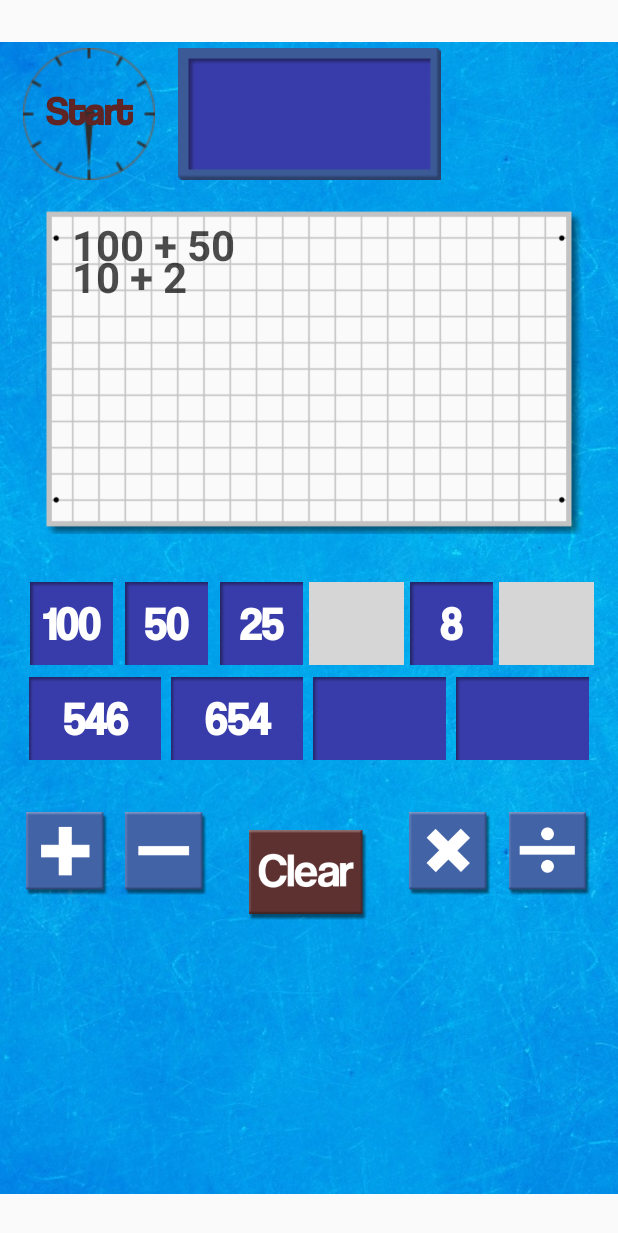
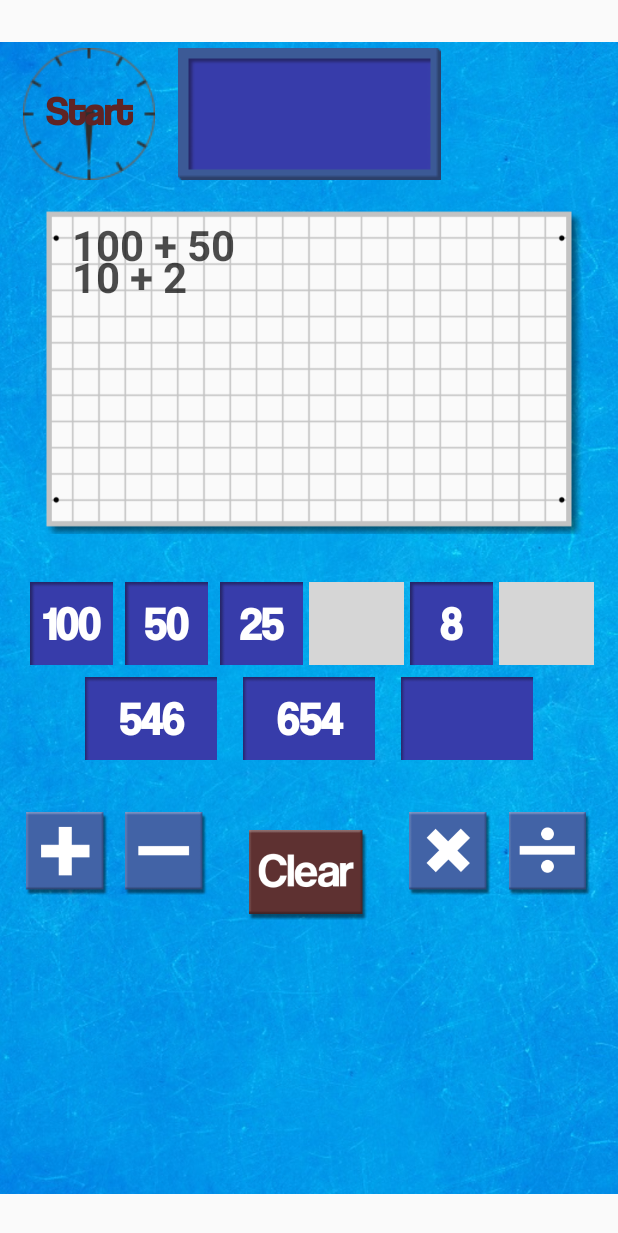
Before and after one commit to PenneySoft/Numbers-Round, an Android app: the layout activity_main.xml on its own in the app's theme, with its tools: preview values and no code run, on a phone screen of 412 x 824 dp. Shown: the top 1233 px of the screen. Run offline under Robolectric (Android 15) with nearby library versions, the phone set to English and light mode, and no system bars; Roboto replaces fonts that are not available here; grey boxes are pictures that could not be loaded.

Commit message:
4th upload.
Pics and textviews. Branched.
Background position and size fixed.
All tiles and text workign eventually, keep emulating.
Making picker screen buttons.
Buttons basically assembled.
Writing the code for the number picking screen first.
Game will start now, just make a method to clear screen and show game screen. Don't forget clock hand hide and go button show. We only want the random num tiles shown, make all orig tiles blue as this will also be used in our replay method, which will pick new numbers but of the same size. Need a button that goes back to picker screen.
Picks numbers based on random tiles chosen. But onClick doing weird things to background.
Parralax scrolling added.

Working well. Now paste the equation code. And work out the history and clear code.
(Font updated)

```diff
--- a/app/src/main/java/com/Dev13B/NumbersRound/MainActivity.java
+++ b/app/src/main/java/com/Dev13B/NumbersRound/MainActivity.java
@@ -698,6 +698,7 @@ public class MainActivity extends AppCompatActivity {
                 easyAnswerTS = new TreeSet<Integer>();
 
                 for (int i=0; i<origArr.length; i++){
+                    easyAnswerTS.add(origArr[i]);
                     for (int j=i+1; j<origArr.length; j++){
 
                         easyAnswerTS.add(origArr[i] + origArr[j]);
--- a/app/src/main/res/layout/activity_main.xml
+++ b/app/src/main/res/layout/activity_main.xml
@@ -774,8 +774,10 @@
 
             <LinearLayout
                 android:id="@+id/sumTileLinear"
-                android:layout_width="match_parent"
+                android:layout_width="0dp"
                 android:layout_height="match_parent"
+                android:layout_marginStart="32dp"
+                android:layout_marginEnd="32dp"
                 android:orientation="horizontal"
                 app:layout_constraintEnd_toEndOf="parent"
                 app:layout_constraintStart_toStartOf="parent">
@@ -801,24 +803,24 @@
                     android:layout_weight="1"
                     app:srcCompat="@drawable/combined" />
 
-                <ImageView
-                    android:id="@+id/sum3"
-                    android:layout_width="88dp"
-                    android:layout_height="55dp"
-                    android:layout_weight="1"
-                    app:srcCompat="@drawable/combined" />
             </LinearLayout>
 
             <LinearLayout
                 android:id="@+id/sumTextLinear"
                 android:layout_width="match_parent"
                 android:layout_height="match_parent"
-                android:orientation="horizontal">
+                android:layout_marginStart="32dp"
+                android:layout_marginEnd="32dp"
+                android:orientation="horizontal"
+                app:layout_constraintEnd_toEndOf="parent"
+                app:layout_constraintStart_toStartOf="parent">
 
                 <TextView
                     android:id="@+id/sumTV0"
                     android:layout_width="80dp"
                     android:layout_height="55dp"
+                    android:layout_marginLeft="4dp"
+                    android:layout_marginRight="4dp"
                     android:layout_weight="1"
                     android:fontFamily="@font/coolveticaa"
                     android:gravity="center"
@@ -831,6 +833,8 @@
                     android:id="@+id/sumTV1"
                     android:layout_width="80dp"
                     android:layout_height="55dp"
+                    android:layout_marginLeft="4dp"
+                    android:layout_marginRight="4dp"
                     android:layout_weight="1"
                     android:fontFamily="@font/coolveticaa"
                     android:gravity="center"
@@ -843,17 +847,8 @@
                     android:id="@+id/sumTV2"
                     android:layout_width="80dp"
                     android:layout_height="55dp"
-                    android:layout_weight="1"
-                    android:fontFamily="@font/coolveticaa"
-                    android:gravity="center"
-                    android:textColor="@android:color/white"
-                    android:textSize="30dp"
-                    android:textStyle="bold" />
-
-                <TextView
-                    android:id="@+id/sumTV3"
-                    android:layout_width="80dp"
-                    android:layout_height="55dp"
+                    android:layout_marginLeft="4dp"
+                    android:layout_marginRight="4dp"
                     android:layout_weight="1"
                     android:fontFamily="@font/coolveticaa"
                     android:gravity="center"
```
